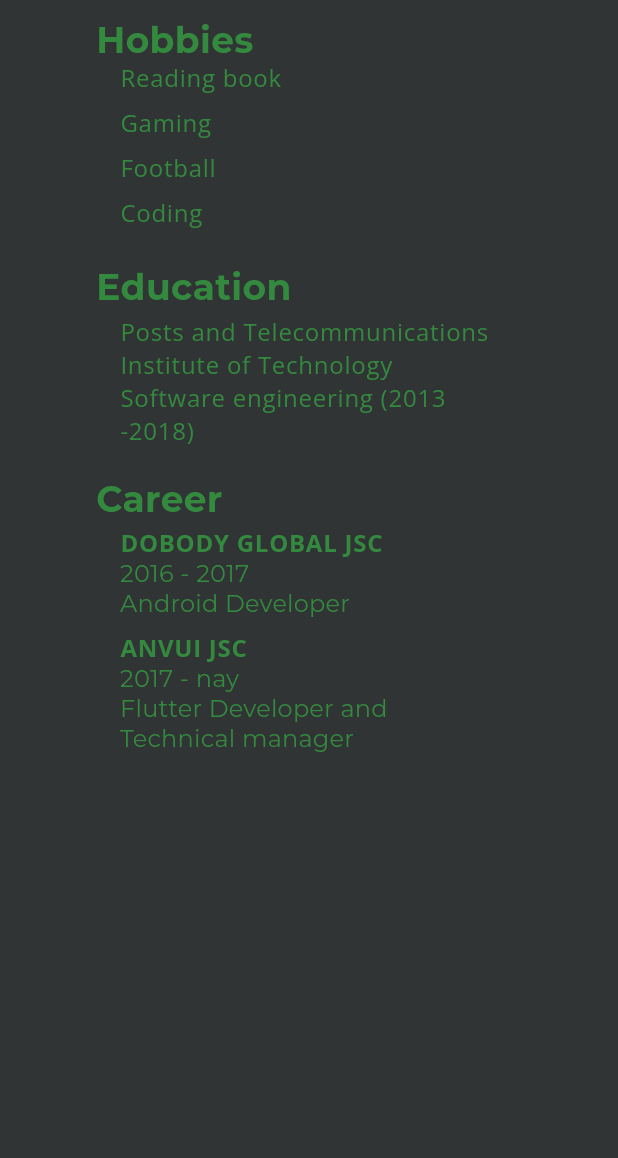
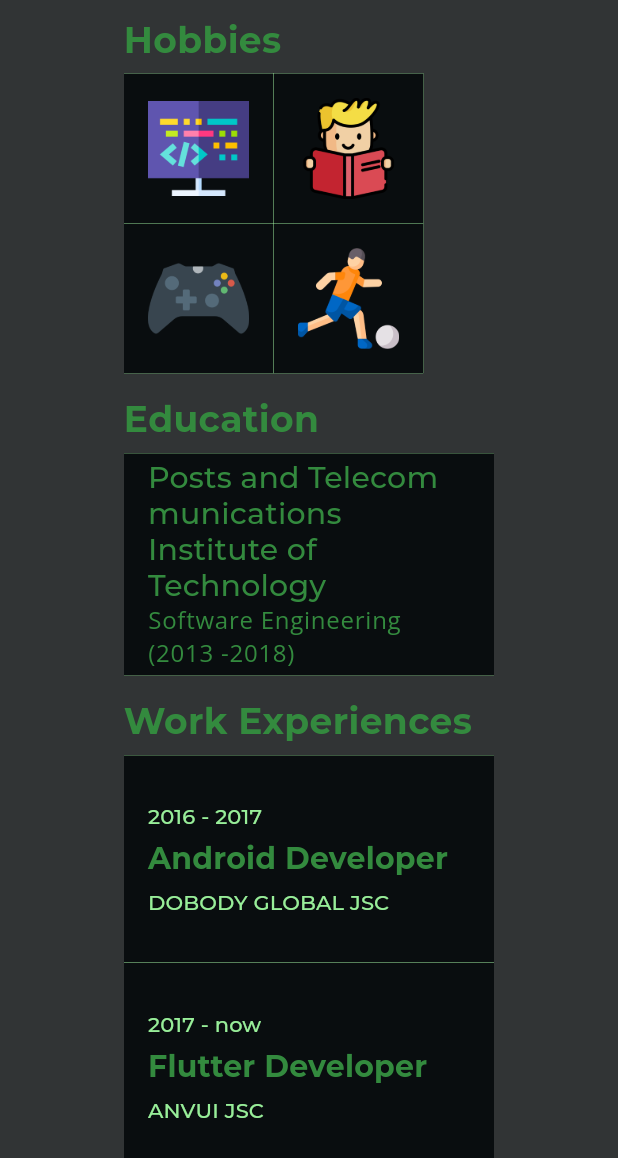
Before and after one commit to ThanhPhungTien/BasePortfolio, a Flutter app: the screen it shows after launch, after a tap on "About Me", on a phone screen of 412 x 824 dp, the part 78-1236 px from its top. Run offline on Flutter 3.47's test engine with Material 2 defaults, Android fonts, the phone set to English and light mode, and no system bars; our stand-ins replace animated_text_kit, bloc, flutter_bloc, google_fonts.

Commit message:
Update giao diện đẹp hơn chút.

```diff
--- a/lib/page/about/about_view.dart
+++ b/lib/page/about/about_view.dart
@@ -1,3 +1,4 @@
+import 'package:flutter/cupertino.dart';
 import 'package:flutter/material.dart';
 import 'package:portfilio/base/app_color.dart';
 import 'package:portfilio/base/theme.dart';
@@ -11,90 +12,134 @@ class AboutView extends StatefulWidget {
 
 class _AboutViewState extends State<AboutView> {
   final List<String> hobbies = <String>[
-    'Reading book',
-    'Gaming',
-    'Football',
-    'Coding',
+    'images/coding.png',
+    'images/reading.png',
+    'images/gaming.png',
+    'images/football.png',
   ];
 
   final List<Work> works = <Work>[
     Work('DOBODY GLOBAL JSC', 2016, 2017, 'Android Developer'),
-    Work('ANVUI JSC', 2017, 0, 'Flutter Developer and Technical manager'),
+    Work('ANVUI JSC', 2017, 0, 'Flutter Developer'),
+    Work('ANVUI JSC', 2020, 0, 'Technical Manager'),
+    Work('ANVUI JSC', 2021, 0, 'Backend Developer'),
   ];
 
   @override
   Widget build(BuildContext context) {
+    final double width = MediaQuery.of(context).size.width;
+    final EdgeInsets padding = EdgeInsets.only(
+      top: 64,
+      left: width / 5,
+      right: width / 5,
+    );
     return Container(
       color: AppColor.secondaryLightColor,
-      padding: const EdgeInsets.all(64),
-      child: Column(
-        crossAxisAlignment: CrossAxisAlignment.start,
+      padding: padding,
+      child: ListView(
         children: <Widget>[
-          Text('Hobbies',
+          Text(
+            'Hobbies',
+            style: textTheme.headline5!.copyWith(fontWeight: FontWeight.bold),
+          ),
+          Container(height: 8),
+          Wrap(
+            children: hobbies
+                .map(
+                  (String hobby) => Container(
+                    width: 100,
+                    height: 100,
+                    decoration: BoxDecoration(
+                      color: AppColor.secondaryColor,
+                      border: Border.all(
+                        width: 0.2,
+                        color: AppColor.primaryLightColor,
+                      ),
+                    ),
+                    padding: const EdgeInsets.all(16),
+                    child: Image.asset(hobby),
+                  ),
+                )
+                .toList(),
+          ),
+          Container(height: 16),
+          Text(
+            'Education',
             style: textTheme.headline5!.copyWith(
               fontWeight: FontWeight.bold,
-              )),
-          ListView.builder(
-            physics: const NeverScrollableScrollPhysics(),
-            shrinkWrap: true,
-            itemCount: hobbies.length,
-            itemBuilder: (BuildContext context, int index) {
-              return Padding(
-                padding: const EdgeInsets.only(left: 16, bottom: 8),
-                child: Text(hobbies[index], style: textTheme.bodyText1),
-              );
-            },
             ),
-          Container(height: 16),
-          Text('Education',
-              style: textTheme.headline5!.copyWith(
-                fontWeight: FontWeight.bold,
-              )),
-          ListTile(
+          ),
+          Container(
+            margin: const EdgeInsets.only(top: 8),
+            decoration: BoxDecoration(
+              color: AppColor.secondaryColor,
+              border: Border.all(
+                width: 0.2,
+                color: AppColor.primaryLightColor,
+              ),
+            ),
+            child: ListTile(
               subtitle: Text(
-              'Software engineering (2013 -2018)',
+                'Software Engineering (2013 -2018)',
                 style: textTheme.bodyText1,
               ),
               title: Text(
                 'Posts and Telecommunications Institute of Technology',
-              style: textTheme.bodyText1,
+                style: textTheme.headline6,
+              ),
             ),
           ),
           Container(height: 16),
           Text(
-            'Career',
+            'Work Experiences',
             style: textTheme.headline5!.copyWith(
               fontWeight: FontWeight.bold,
             ),
           ),
-          ListView.builder(
-            physics: const NeverScrollableScrollPhysics(),
-            shrinkWrap: true,
-            itemCount: works.length,
-            itemBuilder: (BuildContext context, int index) {
-              return ListTile(
-                title: Text(
-                  works[index].companyName,
-                  style: textTheme.bodyText1!.copyWith(
-                    fontWeight: FontWeight.bold,
+          Container(height: 8),
+          Wrap(
+            children:
+                works.map((Work work) => _itemWork(context, work)).toList(),
+          ),
+        ],
+      ),
+    );
+  }
+
+  Widget _itemWork(BuildContext context, Work work) {
+    return Container(
+      padding: const EdgeInsets.symmetric(horizontal: 16, vertical: 32),
+      width: (1920 - 1920 / 5 * 2) / 4,
+      decoration: BoxDecoration(
+        color: AppColor.secondaryColor,
+        border: Border.all(
+          color: AppColor.primaryLightColor,
+          width: 0.2,
         ),
       ),
-                subtitle: Column(
+      child: Column(
         crossAxisAlignment: CrossAxisAlignment.start,
         mainAxisSize: MainAxisSize.min,
         children: <Widget>[
           Text(
-                      '${works[index].startYear} - ${works[index].endYear == 0 ? 'nay' : works[index].endYear}',
-                      style: textTheme.subtitle1,
+            '${work.startYear} - ${work.endYear == 0 ? 'now' : work.endYear}',
+            style: textTheme.subtitle2!.copyWith(
+              color: AppColor.primaryLightColor,
             ),
+          ),
+          Container(height: 8),
           Text(
-                      works[index].title,
-                      style: textTheme.subtitle1,
+            work.title,
+            style: textTheme.headline6!.copyWith(
+              fontWeight: FontWeight.bold,
             ),
-                  ],
           ),
-              );
-            },
+          Container(height: 8),
+          Text(
+            work.companyName,
+            style: textTheme.subtitle2!.copyWith(
+              color: AppColor.primaryLightColor,
+            ),
           ),
         ],
       ),
--- a/lib/page/home/home_view.dart
+++ b/lib/page/home/home_view.dart
@@ -44,6 +44,7 @@ class _HomeViewState extends State<HomeView> {
           PageView(
             scrollDirection: Axis.vertical,
             controller: controller,
+            physics: const NeverScrollableScrollPhysics(),
             children: const <Widget>[
               WelcomeView(),
               AboutView(),
@@ -60,7 +61,7 @@ class _HomeViewState extends State<HomeView> {
               return Positioned(
                 top: 16,
                 right: 32,
-                child: Row(
+                child: Wrap(
                   children: <Widget>[
                     MaterialButton(
                       child: Text(
--- a/lib/page/skill/skill_view.dart
+++ b/lib/page/skill/skill_view.dart
@@ -28,9 +28,15 @@ class _SkillViewState extends State<SkillView> {
 
   @override
   Widget build(BuildContext context) {
+    final double width = MediaQuery.of(context).size.width;
+    final EdgeInsets padding = EdgeInsets.only(
+      top: 64,
+      left: width / 5,
+      right: width / 5,
+    );
     return Container(
-      color: AppColor.primaryColor,
-      padding: const EdgeInsets.all(64),
+      color: AppColor.secondaryDarkColor,
+      padding: padding,
       child: ListView(
         children: <Widget>[
           Text(
@@ -87,8 +93,8 @@ class _SkillViewState extends State<SkillView> {
       decoration: const BoxDecoration(
         color: AppColor.white,
       ),
-      width: height / 4,
-      height: height / 4,
+      width: height / 6,
+      height: height / 6,
       padding: const EdgeInsets.all(16),
       child: Column(
         mainAxisSize: MainAxisSize.min,
--- a/lib/page/welcome/welcome_view.dart
+++ b/lib/page/welcome/welcome_view.dart
@@ -15,40 +15,62 @@ class _WelcomeViewState extends State<WelcomeView> {
   @override
   Widget build(BuildContext context) {
     final double height = MediaQuery.of(context).size.height;
-    final double width = MediaQuery.of(context).size.height;
+    final double width = MediaQuery.of(context).size.width;
+    final EdgeInsets padding = EdgeInsets.only(
+      top: 64,
+      left: width / 5,
+      right: width / 5,
+    );
     return Container(
+      padding: padding,
       height: height,
       width: width,
       color: AppColor.secondaryColor,
-      padding: const EdgeInsets.all(64),
       child: Center(
         child: Column(
           mainAxisSize: MainAxisSize.min,
           crossAxisAlignment: CrossAxisAlignment.center,
           children: <Widget>[
-            AnimatedTextKit(
-              animatedTexts: <AnimatedText>[
-                TypewriterAnimatedText(
-                  // 'I\'m Thành, Phùng Tiến',
-                  'I\'m Thành, Phùng Tiến',
-                  textStyle: textTheme.headline2!.copyWith(
-                    fontWeight: FontWeight.bold,
-                    color: AppColor.primaryColor,
-                  ),
-                  speed: const Duration(milliseconds: 100),
+            Container(
+              height: 250,
+              width: 250,
+              margin: const EdgeInsets.only(bottom: 8),
+              decoration: BoxDecoration(
+                borderRadius: BorderRadius.circular(250),
+                image: const DecorationImage(
+                  image: AssetImage('images/avatar.jpg'),
+                  fit: BoxFit.cover,
                 ),
-              ],
-              totalRepeatCount: 1,
-              pause: const Duration(milliseconds: 1000),
-              displayFullTextOnTap: true,
-              stopPauseOnTap: true,
+              ),
+            ),
+            Text(
+              'I\'m Thành, Phùng Tiến',
+              style: textTheme.headline2!.copyWith(
+                fontWeight: FontWeight.bold,
+                color: AppColor.primaryColor,
+              ),
             ),
             Container(height: 8),
-            Text(
-              // 'Mobile, Web and Backend Developer',
-              '',
-              style: textTheme.headline5!.copyWith(
-                color: AppColor.primaryColor,
+            Container(
+              height: 100,
+              child: Row(
+                mainAxisSize: MainAxisSize.min,
+                children: <Widget>[
+                  DefaultTextStyle(
+                    style: textTheme.headline5!.copyWith(
+                      color: AppColor.primaryColor,
+                    ),
+                    child: AnimatedTextKit(
+                      animatedTexts: <AnimatedText>[
+                        RotateAnimatedText('MOBILE DEVELOPER'),
+                        RotateAnimatedText('WEB DEVELOPER'),
+                        RotateAnimatedText('BACKEND DEVELOPER'),
+                        RotateAnimatedText('TECHNICAL MANAGER'),
+                      ],
+                      repeatForever: true,
+                    ),
+                  ),
+                ],
               ),
             ),
             Container(height: 8),
```
Also changed, not shown: images/avatar.jpg (added), images/coding.png (added), images/football.png (added), images/gaming.png (added), images/reading.png (added). Lines whose indentation alone changed are shown as unchanged.
